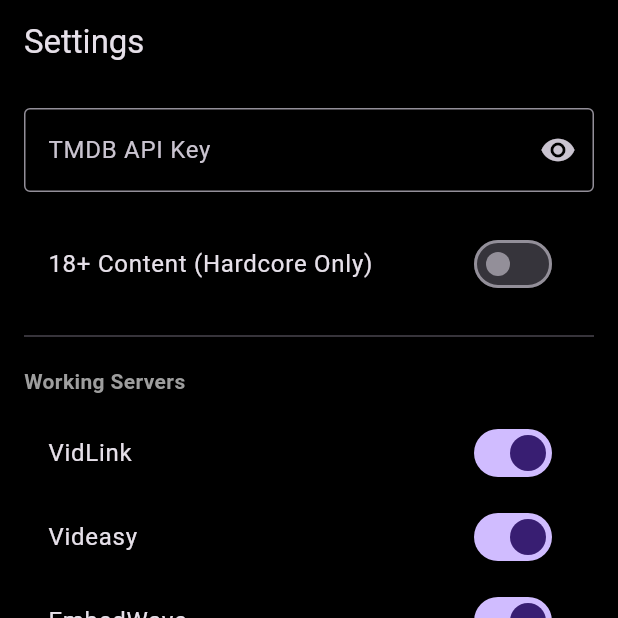
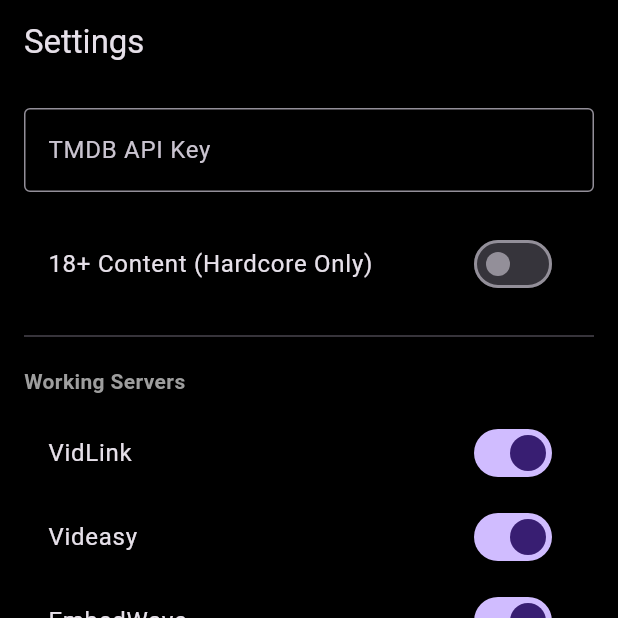
Before and after one commit to fansahu/nexora, a Flutter app: the screen it shows after launch, item 3 of the bottom bar chosen, on a phone screen of 412 x 824 dp, the top half of it. Run offline on Flutter 3.47's test engine with Material 3 defaults, Android fonts, the phone set to English and light mode, and no system bars; our stand-ins replace shared_preferences, webview_flutter; missing offline and left inert: webview_flutter_android.

Commit message:
Make TMDB API key input always hidden
Removed obscure text functionality for TMDB API key input.

```diff
--- a/lib/settings.dart
+++ b/lib/settings.dart
@@ -12,7 +12,6 @@ class SettingsScreen extends StatefulWidget {
 class _SettingsScreenState extends State<SettingsScreen> {
   final TextEditingController _tmdbController = TextEditingController();
   bool _isAdultMode = false;
-  bool _isObscure = true;
 
   @override
   void initState() {
@@ -37,16 +36,13 @@ class _SettingsScreenState extends State<SettingsScreen> {
         children: [
           TextField(
             controller: _tmdbController,
-            obscureText: _isObscure,
+            obscureText: true, // Hamesha hidden rahega
             enableSuggestions: false,
             autocorrect: false,
-            decoration: InputDecoration(
+            decoration: const InputDecoration(
               labelText: 'TMDB API Key',
-              border: const OutlineInputBorder(),
-              suffixIcon: IconButton(
-                icon: Icon(_isObscure ? Icons.visibility : Icons.visibility_off),
-                onPressed: () => setState(() => _isObscure = !_isObscure),
-              ),
+              border: OutlineInputBorder(),
+              // Eye button (suffixIcon) yahan se hata diya gaya hai
             ),
             onChanged: (val) async {
               final prefs = await SharedPreferences.getInstance();
```
